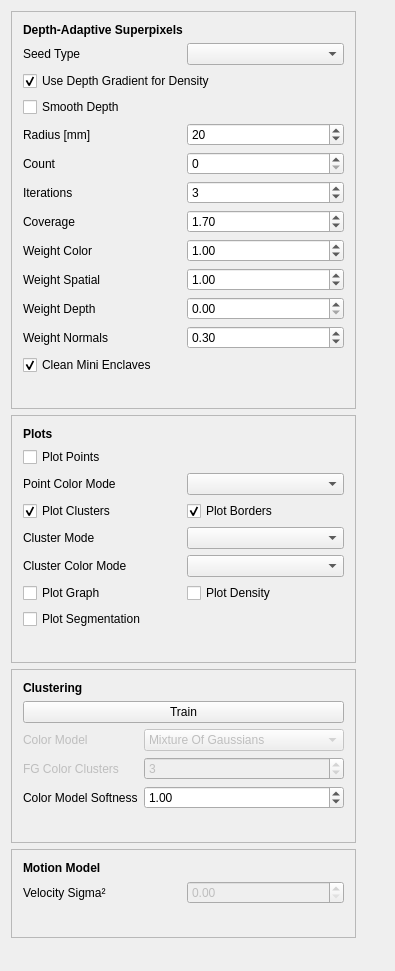
Before: the Qt Designer form dasp_gui/WdgtSuperpixelParameters.ui in Danvil/dasp, drawn with Qt 5.
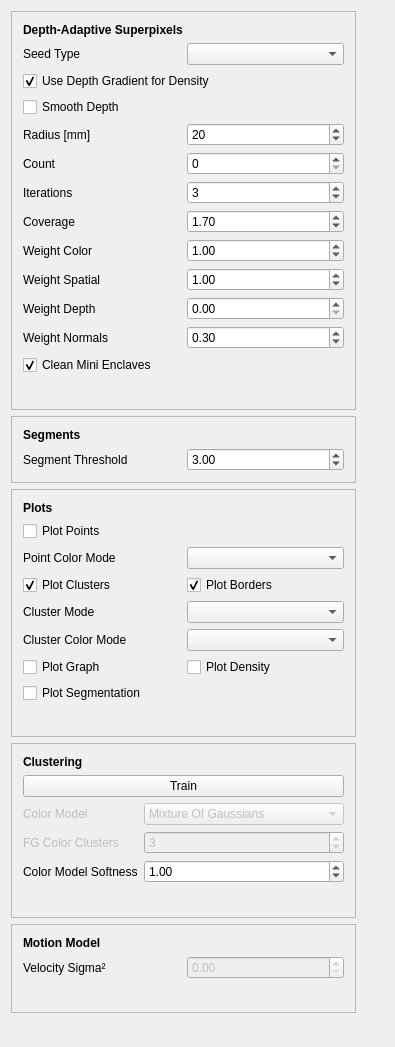
After: the same form once the commit is applied.

Commit message: Can now change parameter for segmentation

What changed in the file:
```diff
--- a/dasp_gui/WdgtSuperpixelParameters.ui
+++ b/dasp_gui/WdgtSuperpixelParameters.ui
@@ -7,7 +7,7 @@
     <x>0</x>
     <y>0</y>
     <width>395</width>
-    <height>971</height>
+    <height>1047</height>
    </rect>
   </property>
   <property name="windowTitle">
@@ -256,7 +256,7 @@
      </layout>
     </widget>
    </item>
-   <item row="0" column="4">
+   <item row="0" column="3">
     <spacer name="horizontalSpacer">
      <property name="orientation">
       <enum>Qt::Horizontal</enum>
@@ -269,7 +269,7 @@
      </property>
     </spacer>
    </item>
-   <item row="1" column="0">
+   <item row="2" column="0">
     <widget class="QFrame" name="frame_4">
      <property name="frameShape">
       <enum>QFrame::StyledPanel</enum>
@@ -588,6 +588,48 @@
      </property>
     </spacer>
    </item>
+   <item row="1" column="0">
+    <widget class="QFrame" name="frame_5">
+     <property name="frameShape">
+      <enum>QFrame::StyledPanel</enum>
+     </property>
+     <property name="frameShadow">
+      <enum>QFrame::Raised</enum>
+     </property>
+     <layout class="QGridLayout" name="gridLayout_7">
+      <item row="1" column="0">
+       <widget class="QLabel" name="label_21">
+        <property name="text">
+         <string>Segment Threshold</string>
+        </property>
+       </widget>
+      </item>
+      <item row="1" column="1">
+       <widget class="QDoubleSpinBox" name="doubleSpinBoxDaspSegmentThreshold">
+        <property name="singleStep">
+         <double>0.100000000000000</double>
+        </property>
+        <property name="value">
+         <double>3.000000000000000</double>
+        </property>
+       </widget>
+      </item>
+      <item row="0" column="0">
+       <widget class="QLabel" name="label_22">
+        <property name="font">
+         <font>
+          <weight>75</weight>
+          <bold>true</bold>
+         </font>
+        </property>
+        <property name="text">
+         <string>Segments</string>
+        </property>
+       </widget>
+      </item>
+     </layout>
+    </widget>
+   </item>
   </layout>
  </widget>
  <layoutdefault spacing="6" margin="11"/>
```
The commit also changes 4 other files.
